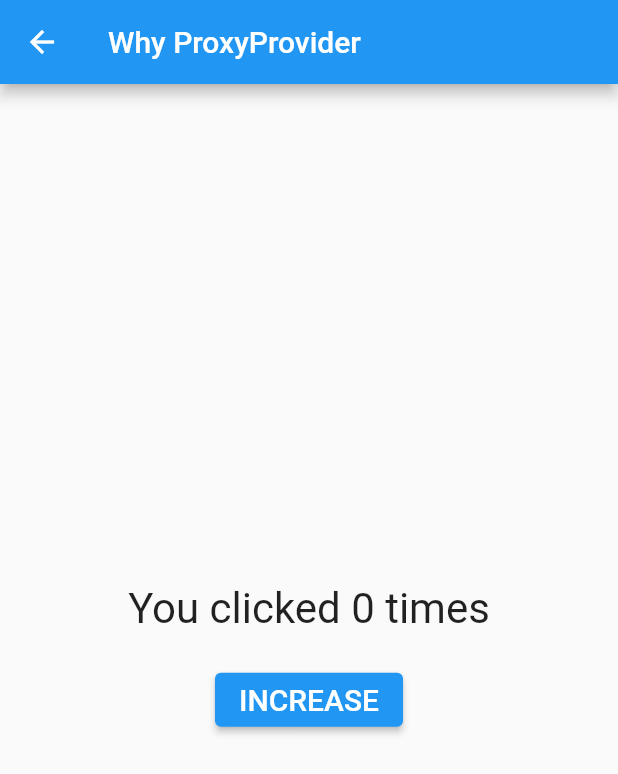
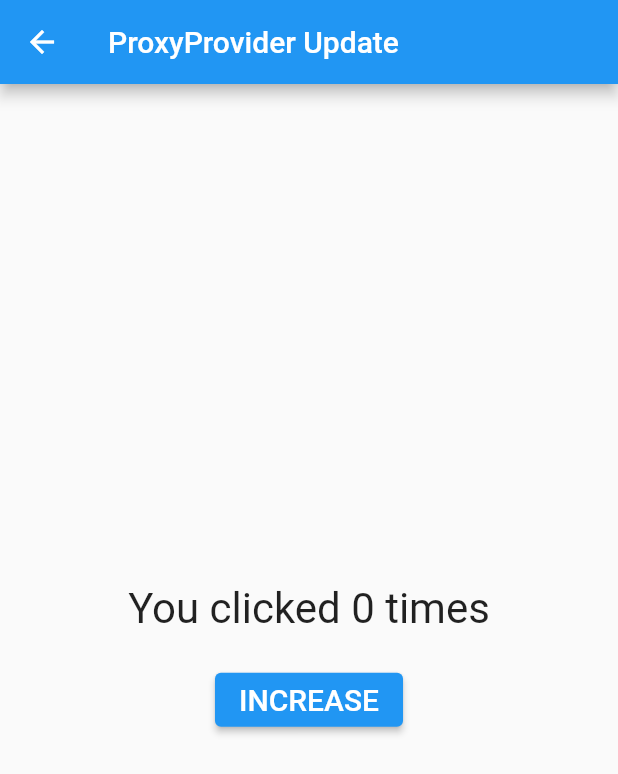
Before and after one commit to sarav-daya/learn-provider, a Flutter app: the ProxyProvUpdate screen opened directly, on a phone screen of 412 x 824 dp. Shown: the top 774 px of the screen. Run offline on Flutter 3.47's test engine with Material 2 defaults, Android fonts, the phone set to English and light mode, and no system bars.

Commit message:
ProxyProvider update

```diff
--- a/lib/pages/Proxyprov_update.dart
+++ b/lib/pages/Proxyprov_update.dart
@@ -29,7 +29,7 @@ class _ProxyProvUpdate extends State<ProxyProvUpdate> {
   Widget build(BuildContext context) {
     return Scaffold(
       appBar: AppBar(
-        title: Text('Why ProxyProvider'),
+        title: Text('ProxyProvider Update'),
       ),
       body: Center(
         child: ProxyProvider0<Translations>(
```
